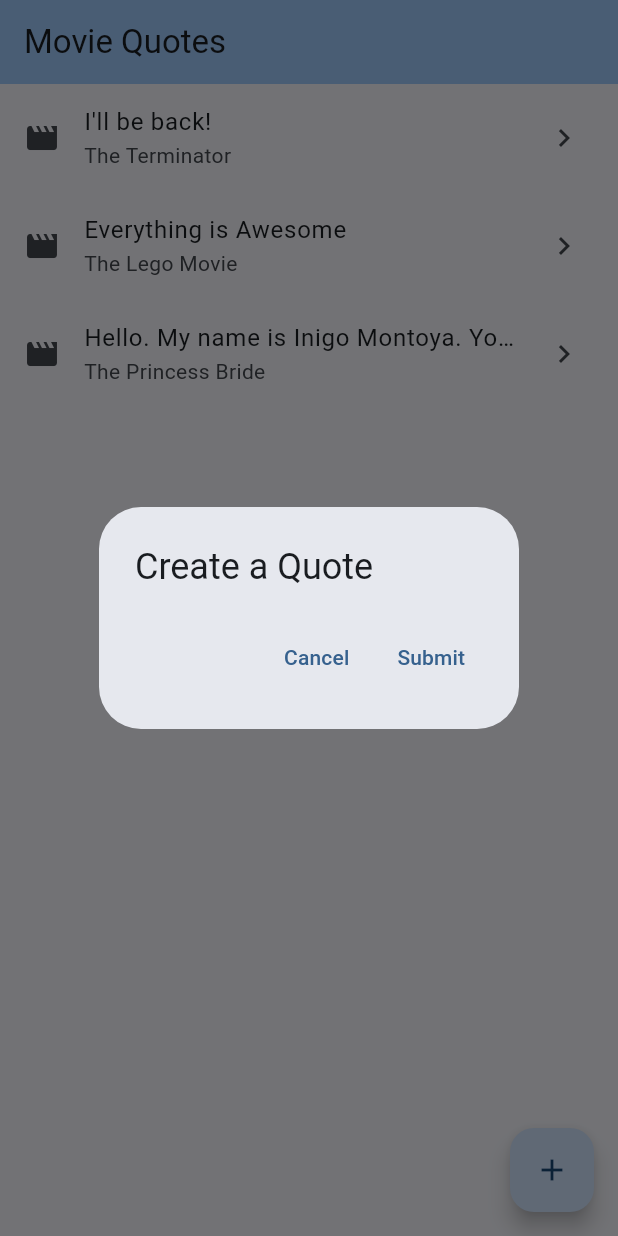
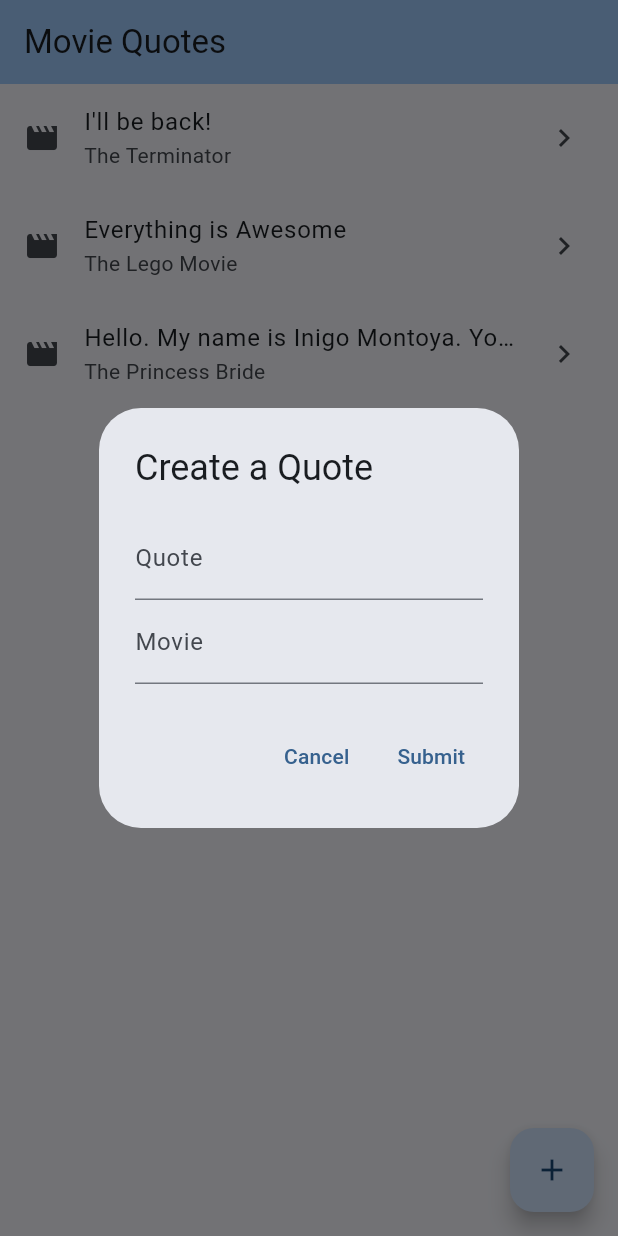
Before and after one commit to CSSE480-Fisher-Fall-2024-2025/MovieQuotes, a Flutter app: the screen it shows after launch, after a tap on the "add" icon, on a phone screen of 412 x 824 dp. Run offline on Flutter 3.47's test engine with Material 3 defaults, Android fonts, the phone set to English and light mode, and no system bars; our stand-ins replace firebase_core; accounts and stored records are empty.

Commit message:
function create using a local list

```diff
--- a/moviequotes/lib/pages/movie_quotes_list_page.dart
+++ b/moviequotes/lib/pages/movie_quotes_list_page.dart
@@ -14,7 +14,9 @@ class _MovieQuotesListPageState extends State<MovieQuotesListPage> {
   // List<MovieQuote> movieQuotes = [];
   var movieQuotes = <MovieQuote>[];
 
-  // On Tuesday start here with two TextEditingController!!!
+  // On Tuesday start here with two TextEditingControllers!!!
+  final quoteTextEditingController = TextEditingController();
+  final movieTextEditingController = TextEditingController();
 
   @override
   void initState() {
@@ -83,13 +85,31 @@ class _MovieQuotesListPageState extends State<MovieQuotesListPage> {
   }
 
   void showCreateQuoteDialog() {
-    print("You clicked the FAB");
-    // TODO: Show a dialog to add a quote!
+    quoteTextEditingController.text = "";
+    movieTextEditingController.text = "";
     showDialog(
       context: context,
       builder: (context) => AlertDialog(
         title: const Text("Create a Quote"),
-        content: null,
+        content: Column(
+          mainAxisSize: MainAxisSize.min,
+          children: [
+            TextField(
+              controller: quoteTextEditingController,
+              decoration: const InputDecoration(
+                labelText: "Quote",
+                border: UnderlineInputBorder(),
+              ),
+            ),
+            TextField(
+              controller: movieTextEditingController,
+              decoration: const InputDecoration(
+                labelText: "Movie",
+                border: UnderlineInputBorder(),
+              ),
+            ),
+          ],
+        ),
         actions: [
           TextButton(
             onPressed: () {
@@ -100,6 +120,13 @@ class _MovieQuotesListPageState extends State<MovieQuotesListPage> {
           TextButton(
             onPressed: () {
               // TODO: Use the Text Fields to add this quote!
+              var newMq = MovieQuote(
+                quote: quoteTextEditingController.text,
+                movie: movieTextEditingController.text,
+              );
+              setState(() {
+                movieQuotes.add(newMq);
+              });
               Navigator.pop(context);
             },
             child: const Text("Submit"),
```
